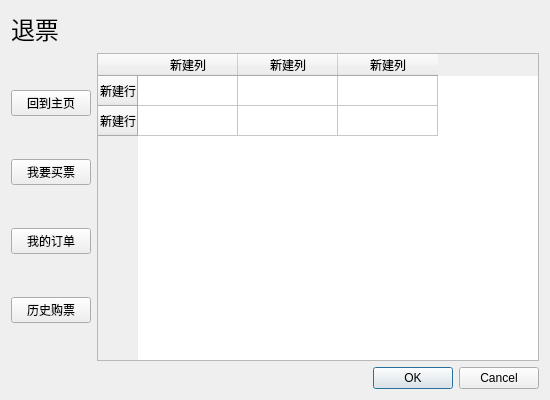
This is UI/userreturn.ui in Nisiyama-Suzune/train-ticket-system as Qt 5 draws it before an edit. The edited form follows.
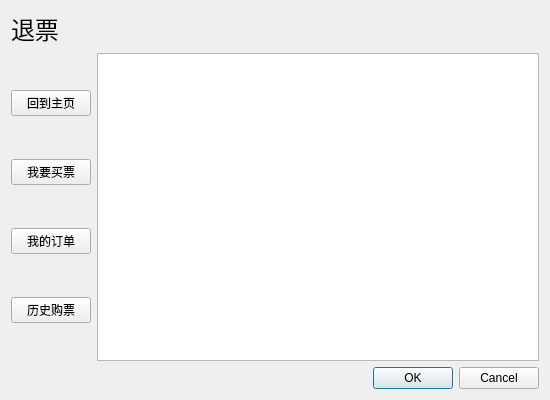
This is the edited form.

Diff of the .ui file:
```diff
--- a/UI/userreturn.ui
+++ b/UI/userreturn.ui
@@ -62,33 +62,7 @@
       </layout>
      </item>
      <item>
-      <widget class="QTableWidget" name="tableWidget">
-       <row>
-        <property name="text">
-         <string>新建行</string>
-        </property>
-       </row>
-       <row>
-        <property name="text">
-         <string>新建行</string>
-        </property>
-       </row>
-       <column>
-        <property name="text">
-         <string>新建列</string>
-        </property>
-       </column>
-       <column>
-        <property name="text">
-         <string>新建列</string>
-        </property>
-       </column>
-       <column>
-        <property name="text">
-         <string>新建列</string>
-        </property>
-       </column>
-      </widget>
+      <widget class="QListWidget" name="listWidget"/>
      </item>
     </layout>
    </item>
```
